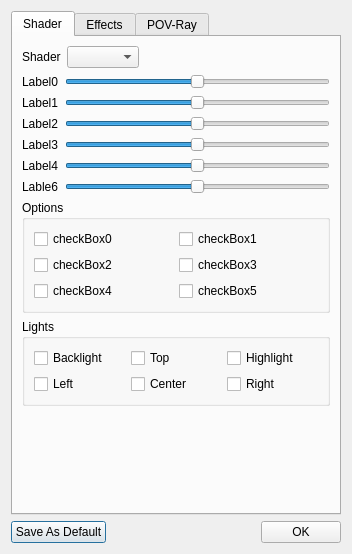
First picture: the form in src/Viewer/ShaderDialog.ui, repository nutjunkie/IQmol, before the edit.
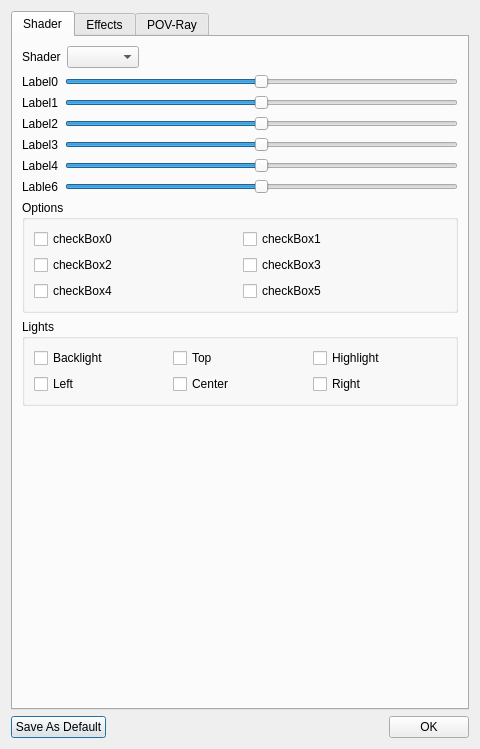
Second picture: the form after the edit. The open tabs and pages were chosen to show the change.

Diff of the .ui file:
```diff
--- a/src/Viewer/ShaderDialog.ui
+++ b/src/Viewer/ShaderDialog.ui
@@ -6,8 +6,8 @@
    <rect>
     <x>0</x>
     <y>0</y>
-    <width>352</width>
-    <height>554</height>
+    <width>480</width>
+    <height>749</height>
    </rect>
   </property>
   <property name="windowTitle">
```
Left out of the diff: 6 changed lines with no effect on the pictures.
